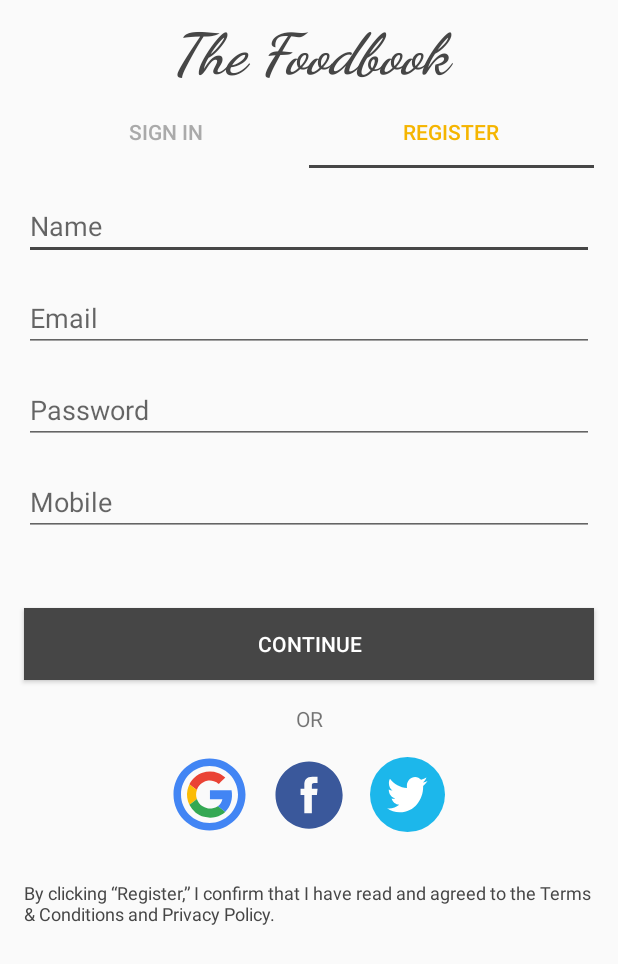
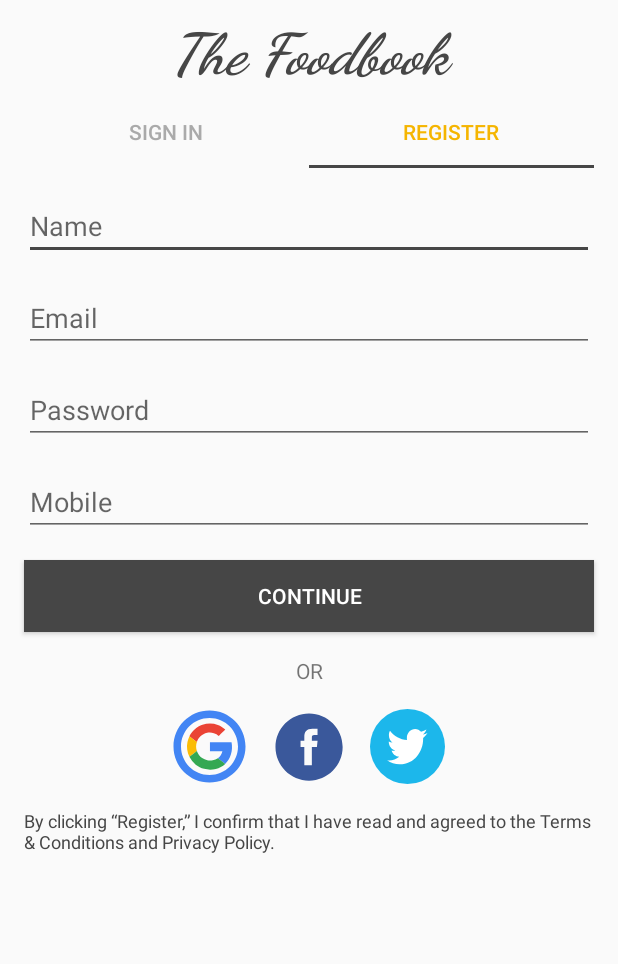
Before and after one commit to satiswardash/kortain-ecom, an Android app: the screen it shows after launch (AuthenticationActivity), tab 2 chosen, on a phone screen of 412 x 824 dp. Shown: the top 964 px of the screen. Run offline under Robolectric (Android 15) with nearby library versions, the phone set to English and light mode, and no system bars; our stand-ins replace Firebase (no records; nobody signed in at launch, a user with empty details on screens opened directly), Picasso.

```diff
--- a/app/src/main/res/layout/register_form.xml
+++ b/app/src/main/res/layout/register_form.xml
@@ -61,51 +61,47 @@
         app:layout_constraintStart_toStartOf="parent"
         app:layout_constraintTop_toBottomOf="@+id/password_reg" />
 
-    <LinearLayout
-        android:layout_width="match_parent"
-        android:layout_height="wrap_content"
-        android:layout_marginTop="16dp"
-        android:orientation="vertical"
-        app:layout_constraintEnd_toEndOf="parent"
-        app:layout_constraintHorizontal_bias="0.0"
-        app:layout_constraintStart_toStartOf="parent"
-        app:layout_constraintTop_toBottomOf="@+id/phone_reg">
-
     <Button
         android:id="@+id/button3"
         android:layout_width="match_parent"
         android:layout_height="wrap_content"
         android:layout_marginEnd="16dp"
         android:layout_marginStart="16dp"
-            android:layout_marginTop="32dp"
+        android:layout_marginTop="16dp"
         android:background="@color/colorAccent"
         android:text="CONTINUE"
         android:textColor="@android:color/white"
         app:layout_constraintEnd_toEndOf="parent"
+        app:layout_constraintHorizontal_bias="0.0"
         app:layout_constraintStart_toStartOf="parent"
-            app:layout_constraintTop_toBottomOf="@+id/linearLayout" />
+        app:layout_constraintTop_toBottomOf="@+id/phone_reg" />
 
     <TextView
         android:id="@+id/textView4"
         android:layout_width="match_parent"
         android:layout_height="wrap_content"
+        android:layout_marginEnd="16dp"
+        android:layout_marginStart="16dp"
         android:layout_marginTop="16dp"
         android:text="OR"
-            android:textAlignment="center" />
+        android:textAlignment="center"
+        app:layout_constraintEnd_toEndOf="parent"
+        app:layout_constraintStart_toStartOf="parent"
+        app:layout_constraintTop_toBottomOf="@+id/button3" />
 
     <LinearLayout
-            android:layout_width="match_parent"
-            android:layout_height="match_parent"
-            android:layout_marginBottom="16dp"
+        android:id="@+id/linearLayout3"
+        android:layout_width="0dp"
+        android:layout_height="wrap_content"
         android:layout_marginEnd="16dp"
         android:layout_marginStart="16dp"
         android:layout_marginTop="16dp"
         android:gravity="center"
         android:orientation="horizontal"
-            app:layout_constraintBottom_toBottomOf="parent"
         app:layout_constraintEnd_toEndOf="parent"
+        app:layout_constraintHorizontal_bias="0.0"
         app:layout_constraintStart_toStartOf="parent"
-            app:layout_constraintTop_toBottomOf="@+id/forget_password2">
+        app:layout_constraintTop_toBottomOf="@+id/textView4">
 
         <ImageView
             android:layout_width="50dp"
@@ -123,27 +119,23 @@
             android:layout_height="50dp"
             android:layout_marginLeft="16dp"
             android:src="@drawable/ic_twitter" />
+
     </LinearLayout>
-
-        <LinearLayout
-            android:layout_width="match_parent"
-            android:layout_height="wrap_content"
-            android:layout_marginLeft="16dp"
-            android:layout_marginRight="16dp"
-            android:layout_marginTop="16dp"
-            android:gravity="center"
-            android:orientation="horizontal">
 
     <TextView
         android:id="@+id/forget_password2"
-                android:layout_width="wrap_content"
+        android:layout_width="0dp"
         android:layout_height="wrap_content"
+        android:layout_marginEnd="16dp"
+        android:layout_marginStart="16dp"
+        android:layout_marginTop="16dp"
+        android:layout_weight="1"
         android:text="By clicking “Register,” I confirm that I have read and agreed to the Terms &amp; Conditions and Privacy Policy."
         android:textAlignment="textStart"
         android:textColor="@color/colorAccent"
-                android:textSize="12sp" />
-
-        </LinearLayout>
-    </LinearLayout>
+        android:textSize="12sp"
+        app:layout_constraintEnd_toEndOf="parent"
+        app:layout_constraintStart_toStartOf="parent"
+        app:layout_constraintTop_toBottomOf="@+id/linearLayout3" />
 
 </android.support.constraint.ConstraintLayout>
--- a/app/src/main/res/values/colors.xml
+++ b/app/src/main/res/values/colors.xml
@@ -5,4 +5,5 @@
     <color name="primaryDarkColor">#bd8600</color>
     <color name="primaryTextColor">#000000</color>
     <color name="colorAccent">#464646</color>
+    <color name="colorCardBackground">#EEEEEE</color>
 </resources>
```
Also changed, not shown: app/build.gradle (+4 -4 lines), app/src/main/res/layout/content_main.xml (+4 -4 lines), app/src/main/res/layout/home_recyclerview_item.xml (+5 -12 lines). Lines whose indentation alone changed are shown as unchanged.
